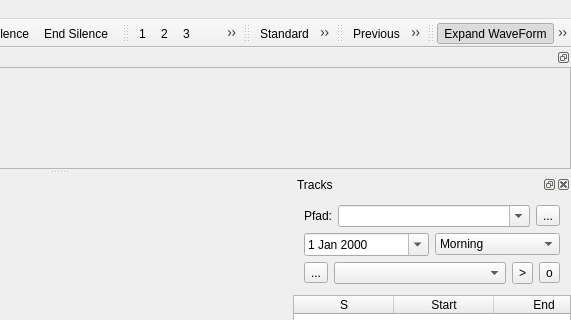
Above: mainwindow.ui from audioprog/RecMasterNCutter before the change; both pictures show x 453 to 1024 and y 0 to 320 of the 1024 by 645 pixel window. Below: the same form after it.
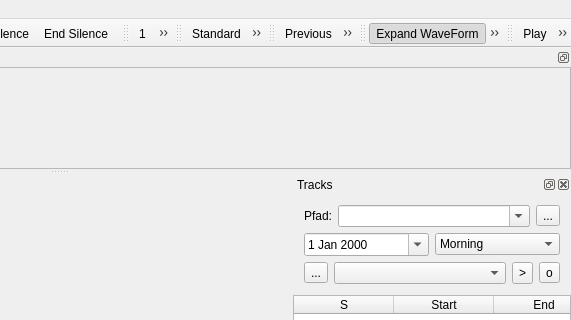
That is the form after the change. Icons and pictures are not drawn. Custom widgets are drawn as their Qt base class.

Commit message: New Icon Better Player Buttons and Mouse events

```diff
--- a/mainwindow.ui
+++ b/mainwindow.ui
@@ -565,6 +565,19 @@
     </layout>
    </widget>
   </widget>
+  <widget class="QToolBar" name="tbarPlayer">
+   <property name="windowTitle">
+    <string>toolBar</string>
+   </property>
+   <attribute name="toolBarArea">
+    <enum>TopToolBarArea</enum>
+   </attribute>
+   <attribute name="toolBarBreak">
+    <bool>false</bool>
+   </attribute>
+   <addaction name="actionPlay"/>
+   <addaction name="actionStop"/>
+  </widget>
   <action name="action_Open">
    <property name="icon">
     <iconset resource="icons.qrc">
```
Left out of the diff: 14 changed lines with no effect on the pictures. The commit also changes 11 other files.
